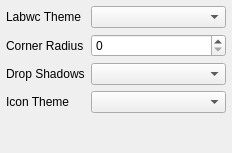
This is src/appearance.ui in labwc/labwc-tweaks as Qt 5 draws it before an edit. The edited form follows.
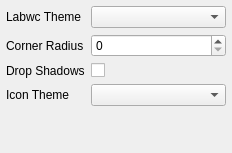
This is the edited form.

Commit message: appearance: change dropShadow from QComboBox to QCheckBox

```diff
--- a/src/appearance.ui
+++ b/src/appearance.ui
@@ -51,7 +51,7 @@
     </widget>
    </item>
    <item row="2" column="1">
-    <widget class="QComboBox" name="dropShadows"/>
+    <widget class="QCheckBox" name="dropShadows"/>
    </item>
    <item row="3" column="0">
     <widget class="QLabel" name="label_1">
```
Left out of the diff: 2 changed lines with no effect on the pictures. The commit also changes 4 other files.
